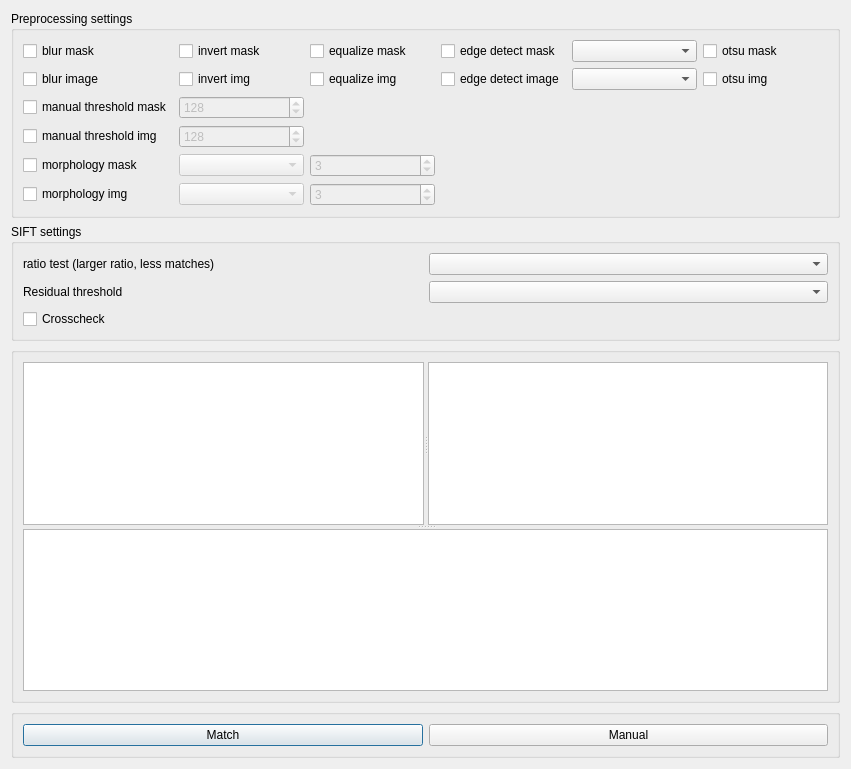
pyIVLS/pyIVLS, file plugins/Affine/affineMatchDialog.ui: the form before one commit.
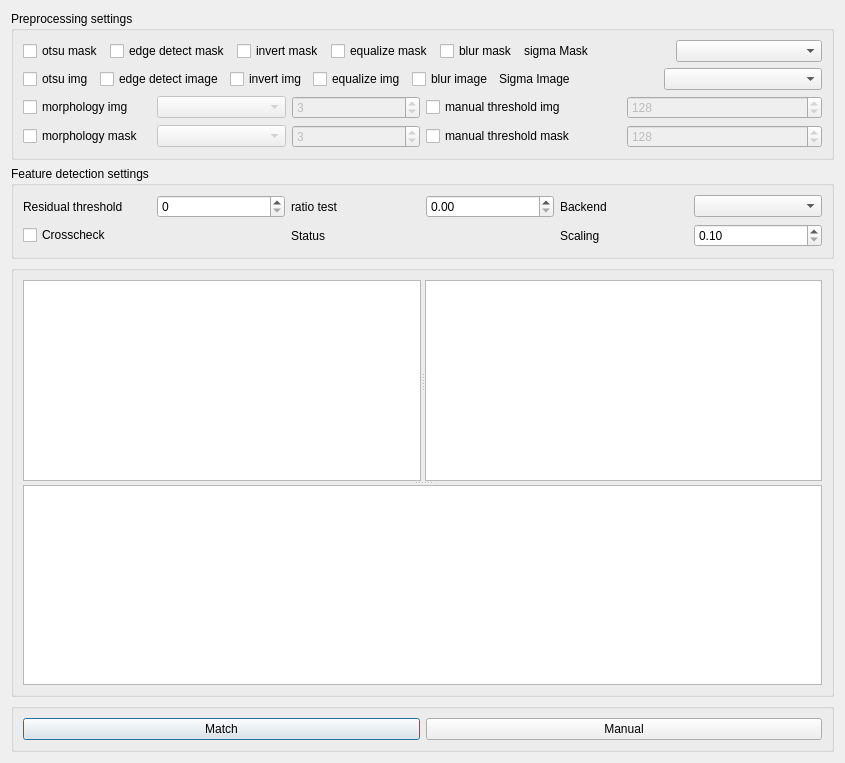
The form after the commit.

Commit message:
Refactor Affine plugin dialogs and UI
- Refactored match dialog widget.
- Added functionality to scale images before processing in order to speed up matching for large images
- Changed input widgets on the match dialog to standards: QSpinBoxes instead of comboboxes.
- Fixed signaling bug which lead to excessive processing times on opening matchdialog

```diff
--- a/plugins/Affine/affineMatchDialog.ui
+++ b/plugins/Affine/affineMatchDialog.ui
@@ -6,8 +6,8 @@
    <rect>
     <x>0</x>
     <y>0</y>
-    <width>851</width>
-    <height>769</height>
+    <width>845</width>
+    <height>763</height>
    </rect>
   </property>
   <property name="windowTitle">
@@ -19,114 +19,167 @@
      <property name="title">
       <string>Preprocessing settings</string>
      </property>
-     <layout class="QGridLayout" name="gridLayout_3">
-      <item row="1" column="2">
-       <widget class="QCheckBox" name="equalizeImage">
+     <layout class="QVBoxLayout" name="verticalLayout_2">
+      <item>
+       <layout class="QHBoxLayout" name="horizontalLayout_12">
+        <item>
+         <layout class="QHBoxLayout" name="horizontalLayout_11">
+          <item>
+           <widget class="QCheckBox" name="otsuMask">
         <property name="text">
-         <string>equalize img</string>
+             <string>otsu mask</string>
         </property>
        </widget>
       </item>
-      <item row="0" column="3">
+          <item>
        <widget class="QCheckBox" name="cannyMask">
         <property name="text">
          <string>edge detect mask</string>
         </property>
        </widget>
       </item>
-      <item row="1" column="0">
-       <widget class="QCheckBox" name="blurImage">
-        <property name="text">
-         <string>blur image</string>
-        </property>
-       </widget>
-      </item>
-      <item row="1" column="1">
-       <widget class="QCheckBox" name="invertImage">
-        <property name="text">
-         <string>invert img</string>
-        </property>
-       </widget>
-      </item>
-      <item row="0" column="0">
-       <widget class="QCheckBox" name="blurMask">
-        <property name="text">
-         <string>blur mask</string>
-        </property>
-       </widget>
-      </item>
-      <item row="0" column="1">
+          <item>
        <widget class="QCheckBox" name="invertMask">
         <property name="text">
          <string>invert mask</string>
         </property>
        </widget>
       </item>
-      <item row="0" column="2">
+          <item>
        <widget class="QCheckBox" name="equalizeMask">
         <property name="text">
          <string>equalize mask</string>
         </property>
        </widget>
       </item>
-      <item row="1" column="3">
-       <widget class="QCheckBox" name="cannyImage">
+          <item>
+           <widget class="QCheckBox" name="blurMask">
         <property name="text">
-         <string>edge detect image</string>
+             <string>blur mask</string>
         </property>
        </widget>
       </item>
-      <item row="1" column="4">
-       <widget class="QComboBox" name="sigmaImage"/>
-      </item>
-      <item row="0" column="4">
+         </layout>
+        </item>
+        <item>
+         <layout class="QHBoxLayout" name="horizontalLayout_9">
+          <item>
+           <widget class="QLabel" name="label_5">
+            <property name="text">
+             <string>sigma Mask</string>
+            </property>
+           </widget>
+          </item>
+          <item>
        <widget class="QComboBox" name="sigmaMask"/>
       </item>
-      <item row="0" column="5">
-       <widget class="QCheckBox" name="otsuMask">
-        <property name="text">
-         <string>otsu mask</string>
-        </property>
-       </widget>
-      </item>
-      <item row="1" column="5">
+         </layout>
+        </item>
+       </layout>
+      </item>
+      <item>
+       <layout class="QHBoxLayout" name="horizontalLayout_14">
+        <item>
+         <layout class="QHBoxLayout" name="horizontalLayout_13">
+          <item>
        <widget class="QCheckBox" name="otsuImage">
         <property name="text">
          <string>otsu img</string>
         </property>
        </widget>
       </item>
-      <item row="2" column="0">
-       <widget class="QCheckBox" name="manualThresholdMask">
+          <item>
+           <widget class="QCheckBox" name="cannyImage">
         <property name="text">
-         <string>manual threshold mask</string>
+             <string>edge detect image</string>
         </property>
        </widget>
       </item>
-      <item row="2" column="1">
-       <widget class="QSpinBox" name="thresholdMask">
+          <item>
+           <widget class="QCheckBox" name="invertImage">
+            <property name="text">
+             <string>invert img</string>
+            </property>
+           </widget>
+          </item>
+          <item>
+           <widget class="QCheckBox" name="equalizeImage">
+            <property name="text">
+             <string>equalize img</string>
+            </property>
+           </widget>
+          </item>
+          <item>
+           <widget class="QCheckBox" name="blurImage">
+            <property name="text">
+             <string>blur image</string>
+            </property>
+           </widget>
+          </item>
+         </layout>
+        </item>
+        <item>
+         <layout class="QHBoxLayout" name="horizontalLayout_10">
+          <item>
+           <widget class="QLabel" name="label_4">
+            <property name="text">
+             <string>Sigma Image</string>
+            </property>
+           </widget>
+          </item>
+          <item>
+           <widget class="QComboBox" name="sigmaImage"/>
+          </item>
+         </layout>
+        </item>
+       </layout>
+      </item>
+      <item>
+       <layout class="QHBoxLayout" name="horizontalLayout_15">
+        <item>
+         <layout class="QHBoxLayout" name="horizontalLayout_2">
+          <item>
+           <widget class="QCheckBox" name="morphologyImage">
+            <property name="text">
+             <string>morphology img</string>
+            </property>
+           </widget>
+          </item>
+          <item>
+           <widget class="QComboBox" name="morphologyTypeImage">
+            <property name="enabled">
+             <bool>false</bool>
+            </property>
+           </widget>
+          </item>
+          <item>
+           <widget class="QSpinBox" name="morphologyStrengthImage">
         <property name="enabled">
          <bool>false</bool>
         </property>
         <property name="minimum">
-         <number>0</number>
+             <number>1</number>
         </property>
         <property name="maximum">
-         <number>255</number>
+             <number>15</number>
         </property>
         <property name="value">
-         <number>128</number>
+             <number>3</number>
         </property>
        </widget>
       </item>
-      <item row="3" column="0">
+         </layout>
+        </item>
+        <item>
+         <layout class="QHBoxLayout" name="horizontalLayout_3">
+          <item>
        <widget class="QCheckBox" name="manualThresholdImage">
         <property name="text">
          <string>manual threshold img</string>
         </property>
        </widget>
       </item>
-      <item row="3" column="1">
+          <item>
        <widget class="QSpinBox" name="thresholdImage">
         <property name="enabled">
          <bool>false</bool>
@@ -142,21 +195,29 @@
         </property>
        </widget>
       </item>
-      <item row="4" column="0">
+         </layout>
+        </item>
+       </layout>
+      </item>
+      <item>
+       <layout class="QHBoxLayout" name="horizontalLayout_16">
+        <item>
+         <layout class="QHBoxLayout" name="horizontalLayout">
+          <item>
        <widget class="QCheckBox" name="morphologyMask">
         <property name="text">
          <string>morphology mask</string>
         </property>
        </widget>
       </item>
-      <item row="4" column="1">
+          <item>
        <widget class="QComboBox" name="morphologyTypeMask">
         <property name="enabled">
          <bool>false</bool>
         </property>
        </widget>
       </item>
-      <item row="4" column="2">
+          <item>
        <widget class="QSpinBox" name="morphologyStrengthMask">
         <property name="enabled">
          <bool>false</bool>
@@ -172,35 +233,36 @@
         </property>
        </widget>
       </item>
-      <item row="5" column="0">
-       <widget class="QCheckBox" name="morphologyImage">
+         </layout>
+        </item>
+        <item>
+         <layout class="QHBoxLayout" name="horizontalLayout_4">
+          <item>
+           <widget class="QCheckBox" name="manualThresholdMask">
         <property name="text">
-         <string>morphology img</string>
+             <string>manual threshold mask</string>
         </property>
        </widget>
       </item>
-      <item row="5" column="1">
-       <widget class="QComboBox" name="morphologyTypeImage">
-        <property name="enabled">
-         <bool>false</bool>
-        </property>
-       </widget>
-      </item>
-      <item row="5" column="2">
-       <widget class="QSpinBox" name="morphologyStrengthImage">
+          <item>
+           <widget class="QSpinBox" name="thresholdMask">
         <property name="enabled">
          <bool>false</bool>
         </property>
         <property name="minimum">
-         <number>1</number>
+             <number>0</number>
         </property>
         <property name="maximum">
-         <number>15</number>
+             <number>255</number>
         </property>
         <property name="value">
-         <number>3</number>
-        </property>
-       </widget>
+             <number>128</number>
+            </property>
+           </widget>
+          </item>
+         </layout>
+        </item>
+       </layout>
       </item>
      </layout>
     </widget>
@@ -208,35 +270,103 @@
    <item row="1" column="0" colspan="2">
     <widget class="QGroupBox" name="groupBox_2">
      <property name="title">
-      <string>SIFT settings</string>
+      <string>Feature detection settings</string>
      </property>
-     <layout class="QGridLayout" name="gridLayout_4">
-      <item row="1" column="0">
+     <layout class="QVBoxLayout" name="verticalLayout_3">
+      <item>
+       <layout class="QHBoxLayout" name="horizontalLayout_17">
+        <item>
+         <layout class="QHBoxLayout" name="horizontalLayout_6">
+          <item>
        <widget class="QLabel" name="label_2">
         <property name="text">
          <string>Residual threshold</string>
         </property>
        </widget>
       </item>
-      <item row="0" column="1">
-       <widget class="QComboBox" name="ratioCombo"/>
-      </item>
-      <item row="1" column="1">
-       <widget class="QComboBox" name="residualCombo"/>
-      </item>
-      <item row="0" column="0">
+          <item>
+           <widget class="QSpinBox" name="residualTestSpinBox"/>
+          </item>
+         </layout>
+        </item>
+        <item>
+         <layout class="QHBoxLayout" name="horizontalLayout_5">
+          <item>
        <widget class="QLabel" name="label">
         <property name="text">
-         <string>ratio test (larger ratio, less matches) </string>
+             <string>ratio test </string>
         </property>
        </widget>
       </item>
-      <item row="2" column="0">
+          <item>
+           <widget class="QDoubleSpinBox" name="ratioTestSpinBox">
+            <property name="maximum">
+             <double>1.000000000000000</double>
+            </property>
+            <property name="singleStep">
+             <double>0.100000000000000</double>
+            </property>
+           </widget>
+          </item>
+         </layout>
+        </item>
+        <item>
+         <layout class="QHBoxLayout" name="horizontalLayout_7">
+          <item>
+           <widget class="QLabel" name="label_3">
+            <property name="text">
+             <string>Backend</string>
+            </property>
+           </widget>
+          </item>
+          <item>
+           <widget class="QComboBox" name="backendCombo"/>
+          </item>
+         </layout>
+        </item>
+       </layout>
+      </item>
+      <item>
+       <layout class="QHBoxLayout" name="horizontalLayout_18">
+        <item>
        <widget class="QCheckBox" name="crossCheck">
         <property name="text">
          <string>Crosscheck</string>
         </property>
        </widget>
+        </item>
+        <item>
+         <widget class="QLabel" name="statusText">
+          <property name="text">
+           <string>Status</string>
+          </property>
+         </widget>
+        </item>
+        <item>
+         <layout class="QHBoxLayout" name="horizontalLayout_8">
+          <item>
+           <widget class="QLabel" name="label_6">
+            <property name="text">
+             <string>Scaling</string>
+            </property>
+           </widget>
+          </item>
+          <item>
+           <widget class="QDoubleSpinBox" name="scalingSpinBox">
+            <property name="minimum">
+             <double>0.100000000000000</double>
+            </property>
+            <property name="maximum">
+             <double>1.000000000000000</double>
+            </property>
+            <property name="singleStep">
+             <double>0.100000000000000</double>
+            </property>
+           </widget>
+          </item>
+         </layout>
+        </item>
+       </layout>
       </item>
      </layout>
     </widget>
```
Lines whose indentation alone changed are shown as unchanged. The commit also changes 6 other files.
